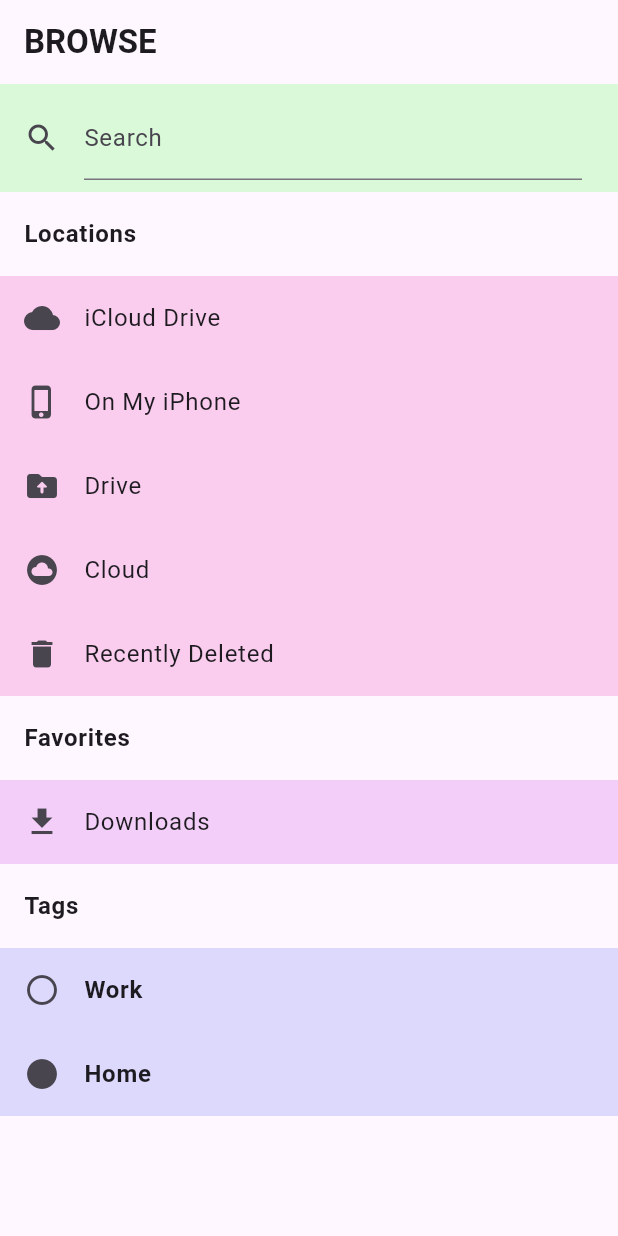
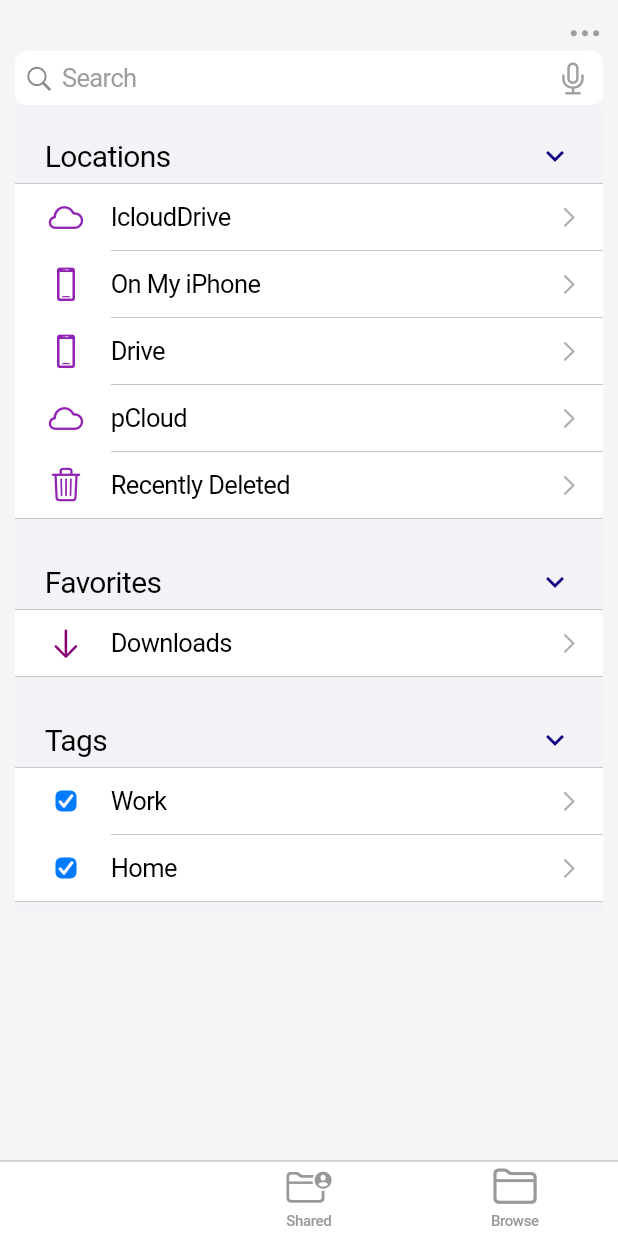
Before and after one commit to Yaksi1809/flutter_files_20220229, a Flutter app: the screen it shows after launch, on a phone screen of 412 x 824 dp. Run offline on Flutter 3.47's test engine with Material 3 defaults, Android fonts, the phone set to English and light mode, and no system bars.

Commit message:
Primera version

```diff
--- a/flutter_files_20220229/lib/main.dart
+++ b/flutter_files_20220229/lib/main.dart
@@ -1,3 +1,4 @@
+import 'package:flutter/cupertino.dart';
 import 'package:flutter/material.dart';
 
 void main() {
@@ -9,103 +10,212 @@
 
   @override
   Widget build(BuildContext context) {
-    return MaterialApp(
-      home: Scaffold(
-        appBar: AppBar(
-          title: const Text(
-            'BROWSE',
-            style: TextStyle(fontWeight: FontWeight.bold),
+    return CupertinoApp(
+      showSemanticsDebugger: false,
+      theme: const CupertinoThemeData(
+        brightness: Brightness.light,
+        primaryColor: Colors.white,
+      ),
+      debugShowCheckedModeBanner: false,
+      home: CupertinoPageScaffold(
+        child: CupertinoTabScaffold(
+          tabBar: CupertinoTabBar(
+            backgroundColor: Colors.white,
+            items: const [
+              BottomNavigationBarItem(
+                label: 'Recents',
+                icon: Icon(CupertinoIcons.clock_solid),
+              ),
+              BottomNavigationBarItem(
+                label: 'Shared',
+                icon: Icon(CupertinoIcons.folder_badge_person_crop),
+              ),
+              BottomNavigationBarItem(
+                label: 'Browse',
+                icon: Icon(CupertinoIcons.folder),
+              ),
+            ],
+          ),
+          tabBuilder: (context, index) => CupertinoTabView(
+            builder: (context) => pages[index],
           ),
         ),
-        body: const BrowseScreen(),
       ),
     );
   }
 }
 
-class BrowseScreen extends StatelessWidget {
-  const BrowseScreen({super.key});
+final List<Widget> pages = [
+  const PageOne(),
+  const PageTwo(),
+  const PageThree(),
+];
+
+class PageOne extends StatefulWidget {
+  const PageOne({Key? key}) : super(key: key);
+
+  @override
+  // ignore: library_private_types_in_public_api
+  _PageOneState createState() => _PageOneState();
+}
+
+class _PageOneState extends State<PageOne> {
+  bool? isChecked = true;
+  bool? isChecked1 = true;
 
   @override
   Widget build(BuildContext context) {
-    return Scaffold(
-      body: Stack(
+    return Container(
+      padding: const EdgeInsets.all(10.0),
+      color: Colors.grey[100],
+      child: ListView(
         children: [
-    ListView(
-      children: const <Widget>[
-        ListTile(
-          title: TextField(
-          decoration: InputDecoration(
-          labelText: 'Search',
-          icon: Icon(Icons.search),
+          Container(
+            alignment: Alignment.topRight,
+            child: const Icon(
+              CupertinoIcons.ellipsis,
+              color: Colors.grey,
             ),
           ),
-          tileColor: Color.fromARGB(230, 213, 249, 212),
+          Stack(
+            alignment: Alignment.centerRight,
+            children: [
+              CupertinoSearchTextField(
+                placeholder: 'Search',
+                placeholderStyle: const TextStyle(color: Colors.grey),
+                decoration: BoxDecoration(
+                  color: Colors.white,
+                  borderRadius: BorderRadius.circular(8.0),
                 ),
-        ListTile(
-          title: Text(
-          'Locations',
-          style: TextStyle(fontWeight: FontWeight.bold),
+                onSubmitted: (String value) {
+                  print('Searched for: $value');
+                },
+              ),
+              const Positioned(
+                right: 8.0,
+                child: Icon(
+                  CupertinoIcons.mic,
+                  color: Colors.grey,
                 ),
               ),
-        ListTile(
-          leading: Icon(Icons.cloud),
-          title: Text('iCloud Drive'),
-          tileColor: Color.fromARGB(230, 250, 199, 236),
-            ),
-        ListTile(
-          leading: Icon(Icons.phone_iphone),
-          title: Text('On My iPhone'),
-          tileColor: Color.fromARGB(230, 250, 199, 236),
-            ),
-        ListTile(
-          leading: Icon(Icons.drive_folder_upload_rounded),
-          title: Text('Drive'),
-          tileColor: Color.fromARGB(230, 250, 199, 236),
-            ),
-        ListTile(
-          leading: Icon(Icons.cloud_circle),
-          title: Text('Cloud'),
-          tileColor: Color.fromARGB(230, 250, 199, 236),
-            ),
-        ListTile(
-          leading: Icon(Icons.delete),
-          title: Text('Recently Deleted'),
-          tileColor: Color.fromARGB(230, 250, 199, 236),
-            ),
-        ListTile(
-          title: Text(
-          'Favorites',
-          style: TextStyle(fontWeight: FontWeight.bold),
-                ),
-            ),
-        ListTile(
-          leading: Icon(Icons.file_download),
-          title: Text('Downloads'),
-          tileColor: Color.fromARGB(230, 242, 202, 247),
-            ),
-        ListTile(
-          title: Text(
-            'Tags',
-          style: TextStyle(fontWeight: FontWeight.bold),
+            ],
           ),
 
+          CupertinoListSection(
+            header: const Row(
+              mainAxisAlignment: MainAxisAlignment.spaceBetween,
+              children: [
+                Text('Locations', style: TextStyle(fontSize: 20.0, color: Colors.black)),
+                Icon(
+                  Icons.keyboard_arrow_down,
+                  color: Color.fromARGB(255, 15, 0, 132),
                 ),
-        ListTile(
-          leading: Icon(Icons.circle_outlined),
-          title: Text(
-            'Work',
-          style: TextStyle(fontWeight: FontWeight.bold),
+              ],
             ),
-          tileColor: Color.fromARGB(230, 216, 214, 253),
+            children: const <CupertinoListTile>[
+              CupertinoListTile(
+                title: Text('IcloudDrive'),
+                leading: Icon(
+                  CupertinoIcons.cloud,
+                  color: Color.fromARGB(255, 145, 36, 179),
                 ),
-        ListTile(
-          leading: Icon(Icons.circle),
-          title: Text(
-            'Home',
-          style: TextStyle(fontWeight: FontWeight.bold),
+                trailing: CupertinoListTileChevron(),
               ),
-          tileColor: Color.fromARGB(230, 216, 214, 253),
+              CupertinoListTile(
+                title: Text('On My iPhone'),
+                leading: Icon(
+                  CupertinoIcons.device_phone_portrait,
+                  color: Color.fromARGB(255, 145, 36, 179),
+                ),
+                trailing: CupertinoListTileChevron(),
+              ),
+              CupertinoListTile(
+                title: Text('Drive'),
+                leading: Icon(
+                  CupertinoIcons.device_phone_portrait,
+                  color: Color.fromARGB(255, 145, 36, 179),
+                ),
+                trailing: CupertinoListTileChevron(),
+              ),
+              CupertinoListTile(
+                title: Text('pCloud'),
+                leading: Icon(
+                  CupertinoIcons.cloud,
+                  color: Color.fromARGB(255, 145, 36, 179),
+                ),
+                trailing: CupertinoListTileChevron(),
+              ),
+              CupertinoListTile(
+                title: Text('Recently Deleted'),
+                leading: Icon(
+                  CupertinoIcons.trash,
+                  color: Color.fromARGB(255, 145, 36, 179),
+                ),
+                trailing: CupertinoListTileChevron(),
+              ),
+            ],
+          ),
+
+          CupertinoListSection(
+            header: const Row(
+              mainAxisAlignment: MainAxisAlignment.spaceBetween,
+              children: [
+                Text('Favorites', style: TextStyle(fontSize: 20.0, color: Colors.black)),
+                Icon(
+                  Icons.keyboard_arrow_down,
+                  color: Color.fromARGB(255, 15, 0, 132),
+                ),
+              ],
+            ),
+            children: const <CupertinoListTile>[
+              CupertinoListTile(
+                title: Text('Downloads'),
+                leading: Icon(
+                  CupertinoIcons.down_arrow,
+                  color: Color.fromARGB(255, 136, 3, 118),
+                ),
+                trailing: CupertinoListTileChevron(),
+              ),
+            ],
+          ),
+
+          CupertinoListSection(
+            header: const Row(
+              mainAxisAlignment: MainAxisAlignment.spaceBetween,
+              children: [
+                Text('Tags', style: TextStyle(fontSize: 20.0, color: Colors.black)),
+                Icon(
+                  Icons.keyboard_arrow_down,
+                  color: Color.fromARGB(255, 15, 0, 132),
+                ),
+              ],
+            ),
+            children: <CupertinoListTile>[
+              CupertinoListTile(
+                title: const Text('Work'),
+                leading: CupertinoCheckbox(
+                  tristate: true,
+                  value: isChecked,
+                  onChanged: (bool? value) {
+                    setState(() {
+                      isChecked = value ?? false;
+                    });
+                  },
+                ),
+                trailing: const CupertinoListTileChevron(),
+              ),
+              CupertinoListTile(
+                title: const Text('Home'),
+                leading: CupertinoCheckbox(
+                  tristate: true,
+                  value: isChecked1,
+                  onChanged: (bool? value) {
+                    setState(() {
+                      isChecked1 = value ?? false;
+                    });
+                  },
+                ),
+                trailing: const CupertinoListTileChevron(),
               ),
             ],
           ),
@@ -114,3 +224,25 @@
     );
   }
 }
+
+class PageTwo extends StatelessWidget {
+  const PageTwo({Key? key}) : super(key: key);
+
+  @override
+  Widget build(BuildContext context) {
+    return const Center(
+      child: Text('Pagina 2'),
+    );
+  }
+}
+
+class PageThree extends StatelessWidget {
+  const PageThree({Key? key}) : super(key: key);
+
+  @override
+  Widget build(BuildContext context) {
+    return const Center(
+      child: Text('Pagina 3'),
+    );
+  }
+}
```
Lines whose indentation alone changed are shown as unchanged.
